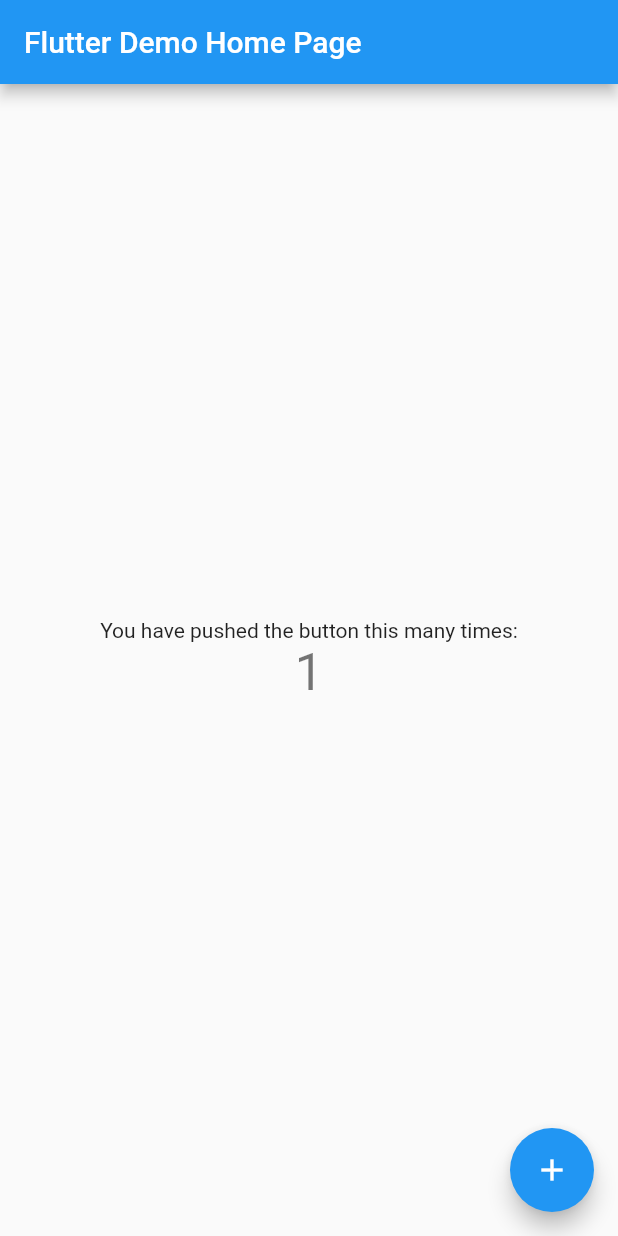
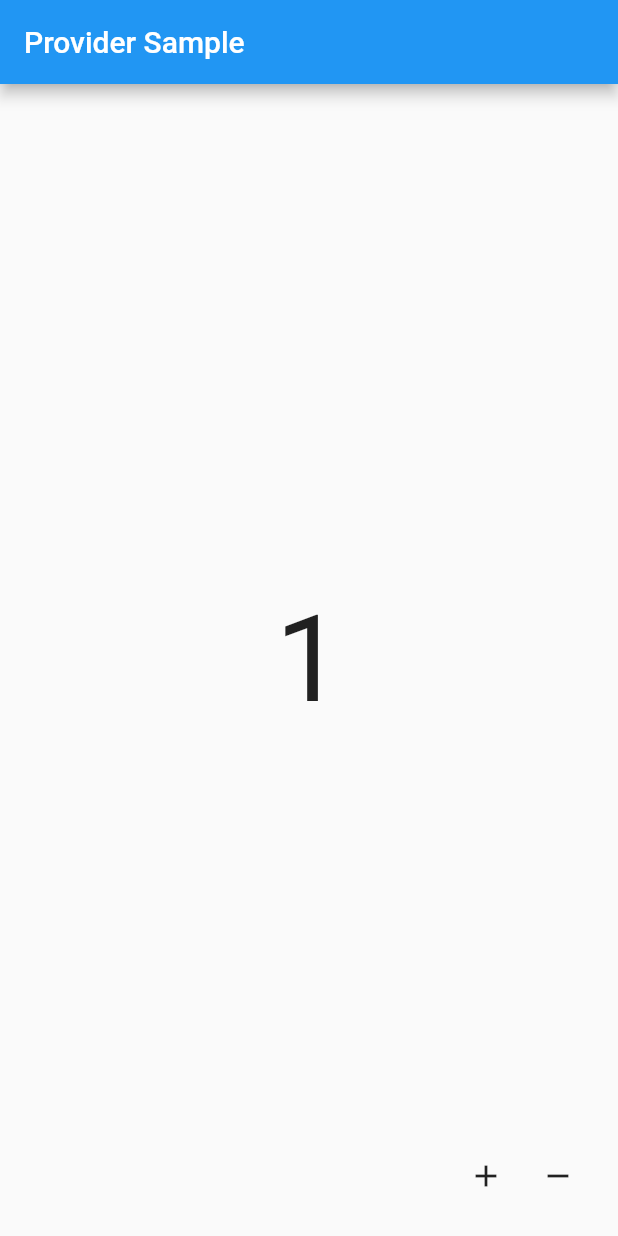
Before and after one commit to jyryuitpro/flutter_provider_pattern, a Flutter app: the screen it shows after launch, after a tap on the "add" icon, on a phone screen of 412 x 824 dp. Run offline on Flutter 3.47's test engine with Material 2 defaults, Android fonts, the phone set to English and light mode, and no system bars.

Commit message:
Provider 쓰면 이렇게 간단하게??

```diff
--- a/lib/main.dart
+++ b/lib/main.dart
@@ -1,4 +1,7 @@
 import 'package:flutter/material.dart';
+import 'package:flutter_provider_pattern/src/home.dart';
+import 'package:flutter_provider_pattern/src/provider/count_provider.dart';
+import 'package:provider/provider.dart';
 
 void main() {
   runApp(MyApp());
@@ -11,103 +14,12 @@ class MyApp extends StatelessWidget {
     return MaterialApp(
       title: 'Flutter Demo',
       theme: ThemeData(
-        // This is the theme of your application.
-        //
-        // Try running your application with "flutter run". You'll see the
-        // application has a blue toolbar. Then, without quitting the app, try
-        // changing the primarySwatch below to Colors.green and then invoke
-        // "hot reload" (press "r" in the console where you ran "flutter run",
-        // or simply save your changes to "hot reload" in a Flutter IDE).
-        // Notice that the counter didn't reset back to zero; the application
-        // is not restarted.
-        primarySwatch: Colors.blue,
+          primarySwatch: Colors.blue,
+          visualDensity: VisualDensity.adaptivePlatformDensity),
+      home: ChangeNotifierProvider(
+        create: (BuildContext context) => CountProvider(),
+        child: Home(),
       ),
-      home: MyHomePage(title: 'Flutter Demo Home Page'),
     );
   }
 }
-
-class MyHomePage extends StatefulWidget {
-  MyHomePage({Key? key, required this.title}) : super(key: key);
-
-  // This widget is the home page of your application. It is stateful, meaning
-  // that it has a State object (defined below) that contains fields that affect
-  // how it looks.
-
-  // This class is the configuration for the state. It holds the values (in this
-  // case the title) provided by the parent (in this case the App widget) and
-  // used by the build method of the State. Fields in a Widget subclass are
-  // always marked "final".
-
-  final String title;
-
-  @override
-  _MyHomePageState createState() => _MyHomePageState();
-}
-
-class _MyHomePageState extends State<MyHomePage> {
-  int _counter = 0;
-
-  void _incrementCounter() {
-    setState(() {
-      // This call to setState tells the Flutter framework that something has
-      // changed in this State, which causes it to rerun the build method below
-      // so that the display can reflect the updated values. If we changed
-      // _counter without calling setState(), then the build method would not be
-      // called again, and so nothing would appear to happen.
-      _counter++;
-    });
-  }
-
-  @override
-  Widget build(BuildContext context) {
-    // This method is rerun every time setState is called, for instance as done
-    // by the _incrementCounter method above.
-    //
-    // The Flutter framework has been optimized to make rerunning build methods
-    // fast, so that you can just rebuild anything that needs updating rather
-    // than having to individually change instances of widgets.
-    return Scaffold(
-      appBar: AppBar(
-        // Here we take the value from the MyHomePage object that was created by
-        // the App.build method, and use it to set our appbar title.
-        title: Text(widget.title),
-      ),
-      body: Center(
-        // Center is a layout widget. It takes a single child and positions it
-        // in the middle of the parent.
-        child: Column(
-          // Column is also a layout widget. It takes a list of children and
-          // arranges them vertically. By default, it sizes itself to fit its
-          // children horizontally, and tries to be as tall as its parent.
-          //
-          // Invoke "debug painting" (press "p" in the console, choose the
-          // "Toggle Debug Paint" action from the Flutter Inspector in Android
-          // Studio, or the "Toggle Debug Paint" command in Visual Studio Code)
-          // to see the wireframe for each widget.
-          //
-          // Column has various properties to control how it sizes itself and
-          // how it positions its children. Here we use mainAxisAlignment to
-          // center the children vertically; the main axis here is the vertical
-          // axis because Columns are vertical (the cross axis would be
-          // horizontal).
-          mainAxisAlignment: MainAxisAlignment.center,
-          children: <Widget>[
-            Text(
-              'You have pushed the button this many times:',
-            ),
-            Text(
-              '$_counter',
-              style: Theme.of(context).textTheme.headline4,
-            ),
-          ],
-        ),
-      ),
-      floatingActionButton: FloatingActionButton(
-        onPressed: _incrementCounter,
-        tooltip: 'Increment',
-        child: Icon(Icons.add),
-      ), // This trailing comma makes auto-formatting nicer for build methods.
-    );
-  }
-}
--- /dev/null
+++ b/lib/src/home.dart
@@ -0,0 +1,38 @@
+import 'package:flutter/material.dart';
+import 'package:flutter_provider_pattern/src/provider/count_provider.dart';
+import 'package:flutter_provider_pattern/src/ui/count_home_widget.dart';
+import 'package:provider/provider.dart';
+
+class Home extends StatelessWidget {
+  const Home({Key? key}) : super(key: key);
+
+  @override
+  Widget build(BuildContext context) {
+    CountProvider _countProvider = Provider.of<CountProvider>(context, listen: false);
+    return Scaffold(
+      appBar: AppBar(
+        title: Text(
+          "Provider Sample",
+        ),
+      ),
+      body: CountHomeWidget(),
+      floatingActionButton: Row(
+        mainAxisAlignment: MainAxisAlignment.end,
+        children: [
+          IconButton(
+            icon: Icon(Icons.add),
+            onPressed: () {
+              _countProvider.add();
+            },
+          ),
+          IconButton(
+            icon: Icon(Icons.remove),
+            onPressed: () {
+              _countProvider.remove();
+            },
+          )
+        ],
+      ),
+    );
+  }
+}
--- /dev/null
+++ b/lib/src/provider/count_provider.dart
@@ -0,0 +1,17 @@
+import 'package:flutter/material.dart';
+
+class CountProvider extends ChangeNotifier {
+  int _count = 0;
+
+  int get count => _count;
+
+  void add() {
+    _count++;
+    notifyListeners();
+  }
+
+  void remove() {
+    _count--;
+    notifyListeners();
+  }
+}
--- /dev/null
+++ b/lib/src/ui/count_home_widget.dart
@@ -0,0 +1,22 @@
+import 'package:flutter/material.dart';
+import 'package:flutter_provider_pattern/src/provider/count_provider.dart';
+import 'package:provider/provider.dart';
+
+class CountHomeWidget extends StatelessWidget {
+  const CountHomeWidget({Key? key}) : super(key: key);
+
+  @override
+  Widget build(BuildContext context) {
+    print('build called');
+    return Center(
+      child: Consumer<CountProvider>(
+        builder: (context, provider, child) {
+          return Text(
+            provider.count.toString(),
+            style: TextStyle(fontSize: 80),
+          );
+        },
+      ),
+    );
+  }
+}
--- a/pubspec.yaml
+++ b/pubspec.yaml
@@ -28,6 +28,7 @@ dependencies:
   # The following adds the Cupertino Icons font to your application.
   # Use with the CupertinoIcons class for iOS style icons.
   cupertino_icons: ^1.0.2
+  provider: ^6.0.0
 
 dev_dependencies:
   flutter_test:
```
Also changed, not shown: pubspec.lock.
